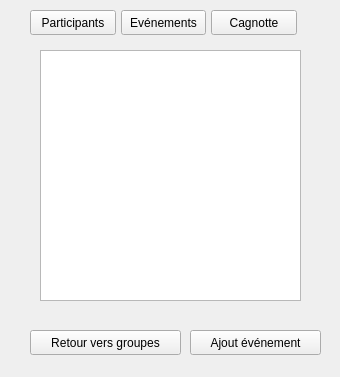
First picture: the form in gestioncomptes.ui, repository Obsywon/ShareCount, before the edit.
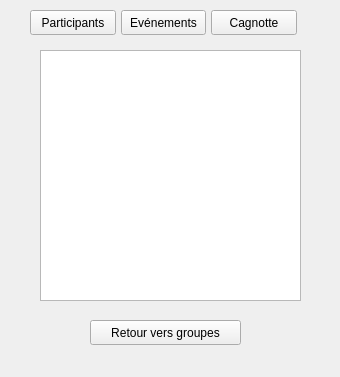
Second picture: the form after the edit.

What changed in the file:
```diff
--- a/gestioncomptes.ui
+++ b/gestioncomptes.ui
@@ -65,8 +65,8 @@
   <widget class="QPushButton" name="retour_groupes">
    <property name="geometry">
     <rect>
-     <x>30</x>
-     <y>330</y>
+     <x>90</x>
+     <y>320</y>
      <width>151</width>
      <height>25</height>
     </rect>
@@ -75,19 +75,6 @@
     <string>Retour vers groupes</string>
    </property>
   </widget>
-  <widget class="QPushButton" name="ajout_event">
-   <property name="geometry">
-    <rect>
-     <x>190</x>
-     <y>330</y>
-     <width>131</width>
-     <height>25</height>
-    </rect>
-   </property>
-   <property name="text">
-    <string>Ajout événement</string>
-   </property>
-  </widget>
  </widget>
  <resources/>
  <connections/>
```
